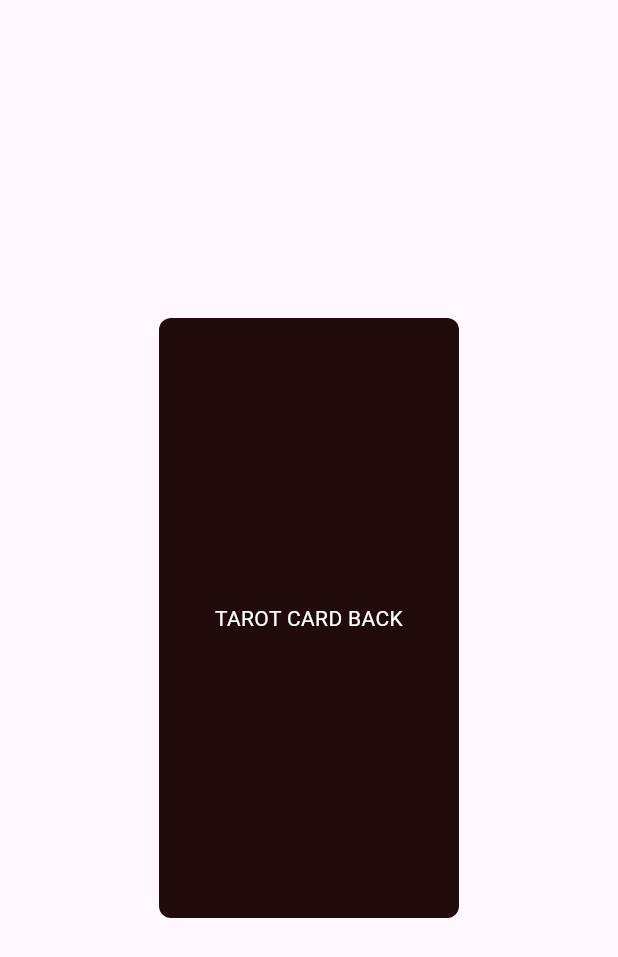
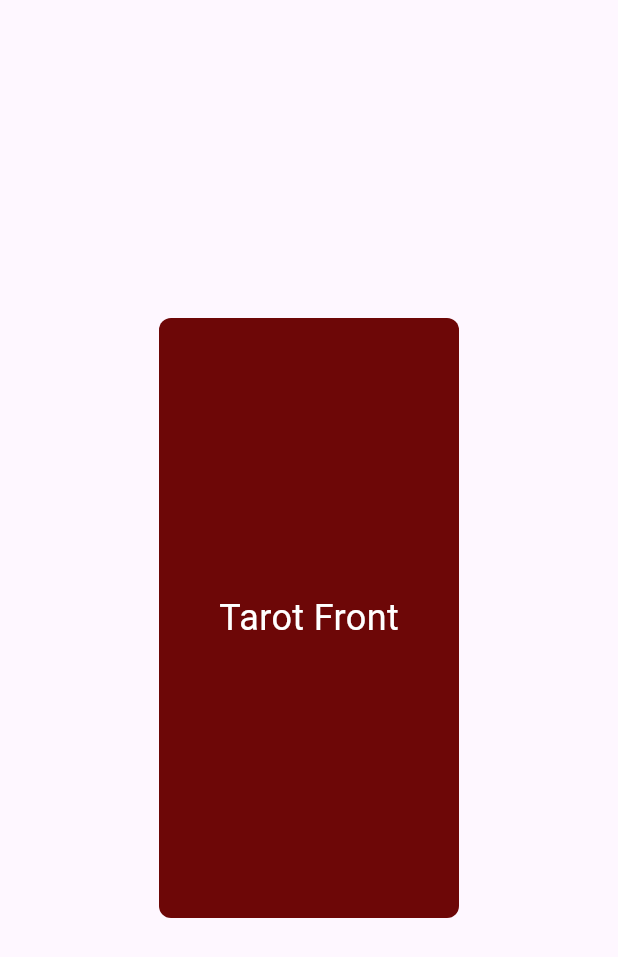
Before and after one commit to urastogi2048/rashivashidemo, a Flutter app: the screen it shows after launch, on a phone screen of 412 x 824 dp. Shown: the top 957 px of the screen. Run offline on Flutter 3.47's test engine with Material 3 defaults, Android fonts, the phone set to English and light mode, and no system bars.

Commit message:
feat:instant card flip

```diff
--- a/rashivashi_app/lib/widgets/tarot_front.dart
+++ b/rashivashi_app/lib/widgets/tarot_front.dart
@@ -0,0 +1,22 @@
+import 'package:flutter/material.dart';
+
+class TarotFront extends StatelessWidget {
+  @override
+  Widget build(BuildContext context) {
+    return Container(
+      //color: Colors.blue,
+      decoration: BoxDecoration(
+          color: const Color.fromARGB(255, 109, 7, 7),
+          borderRadius: BorderRadius.circular(8),
+        ),
+      width: 200,
+          height: 400,
+      child: Center(
+        child: Text(
+          'Tarot Front',
+          style: TextStyle(fontSize: 24, color: Colors.white),
+        ),
+      )
+    );
+  }
+}
--- a/rashivashi_app/lib/widgets/tarotcard.dart
+++ b/rashivashi_app/lib/widgets/tarotcard.dart
@@ -1,10 +1,28 @@
 import 'package:flutter/material.dart';
 import 'package:rashivashi_app/widgets/tarot_back.dart';
-class TarotCard extends StatelessWidget {
+import 'package:rashivashi_app/widgets/tarot_front.dart';
+class TarotCard extends StatefulWidget {
   const TarotCard({super.key});
+  @override
+  State<TarotCard> createState() => _TarotCardState();
+}
 
+class _TarotCardState extends State<TarotCard> {
+  bool flipped=false;
   @override
   Widget build(BuildContext context) {
-    return TarotBack();
+    return GestureDetector(
+      onTap: () {
+        setState(() {
+          flipped = !flipped;
+        });
+
+      },
+      child:  flipped ? TarotBack() : TarotFront(),
+
+
+
+
+    );
   }
 }
```
